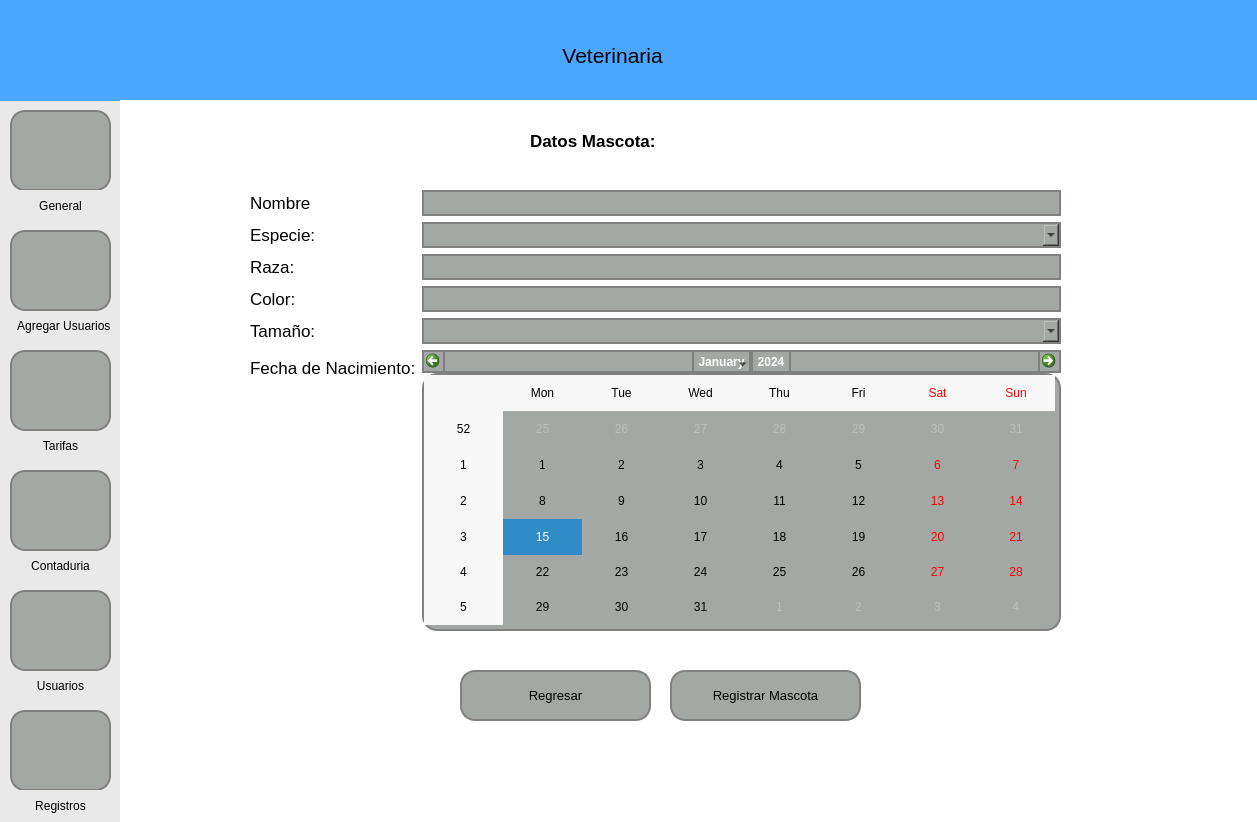
This is gestionAdmin.ui in JhonR913/Software-2 as Qt 5 draws it before an edit. The edited form follows.
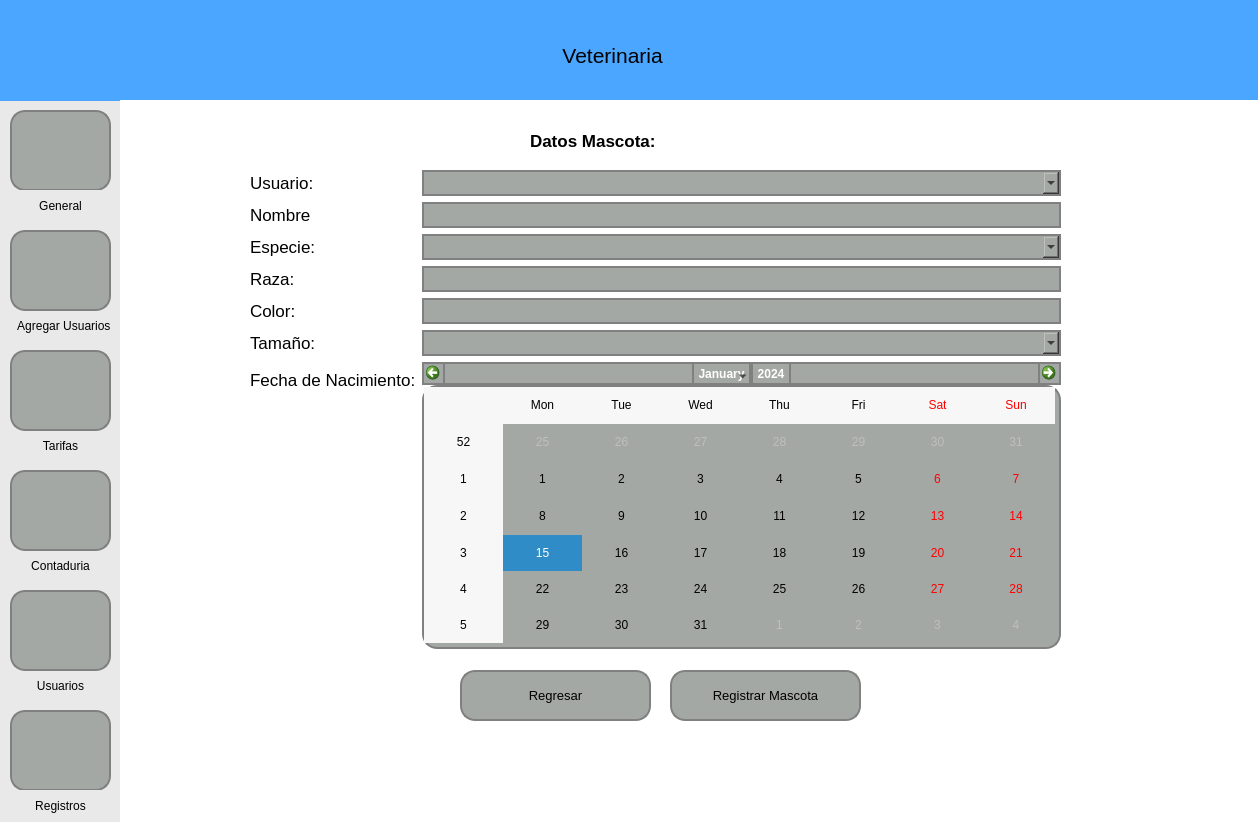
This is the edited form. The open tabs and pages were chosen to show the change. Icons and pictures are not drawn.

Commit message: Registrar Usuarios y Animales

Diff of the .ui file:
```diff
--- a/gestionAdmin.ui
+++ b/gestionAdmin.ui
@@ -6,7 +6,7 @@
    <rect>
     <x>0</x>
     <y>0</y>
-    <width>1257</width>
+    <width>1258</width>
     <height>822</height>
    </rect>
   </property>
@@ -1271,13 +1271,13 @@
      <property name="geometry">
       <rect>
        <x>130</x>
-       <y>90</y>
+       <y>70</y>
        <width>811</width>
-       <height>441</height>
+       <height>479</height>
       </rect>
      </property>
      <layout class="QFormLayout" name="formLayout_7">
-      <item row="0" column="0">
+      <item row="1" column="0">
        <widget class="QLabel" name="label_96">
         <property name="font">
          <font>
@@ -1289,7 +1289,7 @@
         </property>
        </widget>
       </item>
-      <item row="0" column="1">
+      <item row="1" column="1">
        <widget class="QLineEdit" name="lineEditNombre_2">
         <property name="font">
          <font>
@@ -1303,7 +1303,7 @@
         </property>
        </widget>
       </item>
-      <item row="1" column="0">
+      <item row="2" column="0">
        <widget class="QLabel" name="label_98">
         <property name="font">
          <font>
@@ -1315,7 +1315,7 @@
         </property>
        </widget>
       </item>
-      <item row="2" column="0">
+      <item row="3" column="0">
        <widget class="QLabel" name="label_99">
         <property name="font">
          <font>
@@ -1327,7 +1327,7 @@
         </property>
        </widget>
       </item>
-      <item row="3" column="0">
+      <item row="4" column="0">
        <widget class="QLabel" name="label_100">
         <property name="font">
          <font>
@@ -1339,7 +1339,7 @@
         </property>
        </widget>
       </item>
-      <item row="1" column="1">
+      <item row="2" column="1">
        <widget class="QComboBox" name="comboBoxEspecie">
         <property name="font">
          <font>
@@ -1353,7 +1353,7 @@
         </property>
        </widget>
       </item>
-      <item row="2" column="1">
+      <item row="3" column="1">
        <widget class="QLineEdit" name="lineEditRaza">
         <property name="font">
          <font>
@@ -1367,7 +1367,7 @@
         </property>
        </widget>
       </item>
-      <item row="3" column="1">
+      <item row="4" column="1">
        <widget class="QLineEdit" name="lineEditColor">
         <property name="font">
          <font>
@@ -1381,7 +1381,7 @@
         </property>
        </widget>
       </item>
-      <item row="4" column="0">
+      <item row="5" column="0">
        <widget class="QLabel" name="label_102">
         <property name="font">
          <font>
@@ -1393,7 +1393,7 @@
         </property>
        </widget>
       </item>
-      <item row="4" column="1">
+      <item row="5" column="1">
        <widget class="QComboBox" name="comboBoxTamanio">
         <property name="font">
          <font>
@@ -1407,7 +1407,7 @@
         </property>
        </widget>
       </item>
-      <item row="5" column="0">
+      <item row="6" column="0">
        <widget class="QLabel" name="label_103">
         <property name="font">
          <font>
@@ -1419,7 +1419,7 @@
         </property>
        </widget>
       </item>
-      <item row="5" column="1">
+      <item row="6" column="1">
        <widget class="QCalendarWidget" name="calendarWidgetFechaDeNacimiento">
         <property name="styleSheet">
          <string notr="true">    background-color: #a4a8a5; /* Color del botón */
@@ -1428,6 +1428,32 @@
         </property>
        </widget>
       </item>
+      <item row="0" column="0">
+       <widget class="QLabel" name="label_109">
+        <property name="font">
+         <font>
+          <pointsize>13</pointsize>
+         </font>
+        </property>
+        <property name="text">
+         <string>Usuario:</string>
+        </property>
+       </widget>
+      </item>
+      <item row="0" column="1">
+       <widget class="QComboBox" name="comboBoxUsuario">
+        <property name="font">
+         <font>
+          <pointsize>13</pointsize>
+         </font>
+        </property>
+        <property name="styleSheet">
+         <string notr="true">    background-color: #a4a8a5; /* Color del botón */
+    border-radius: 15px;       /* Borde redondeado, ajusta el valor para más curvatura */
+    border: 2px solid #808080; /* Opcional: agrega un borde de color gris */</string>
+        </property>
+       </widget>
+      </item>
      </layout>
     </widget>
     <widget class="QPushButton" name="pushButtonRegistrarMascota">
```
Left out of the diff: 2 changed lines with no effect on the pictures. The commit also changes 2 other files.
